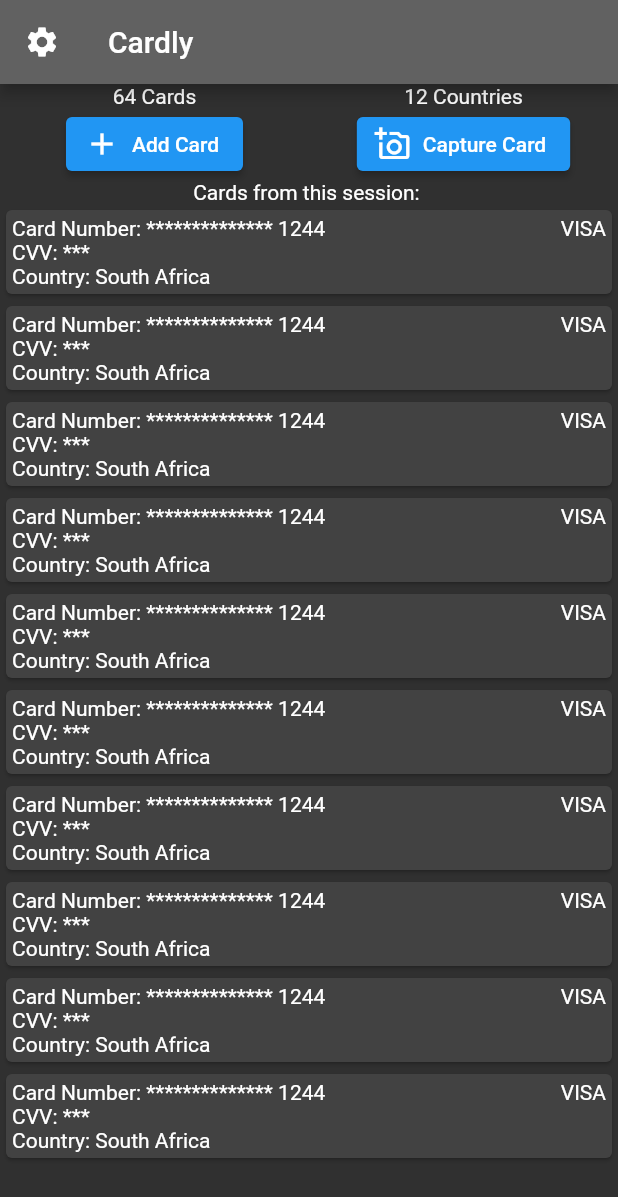
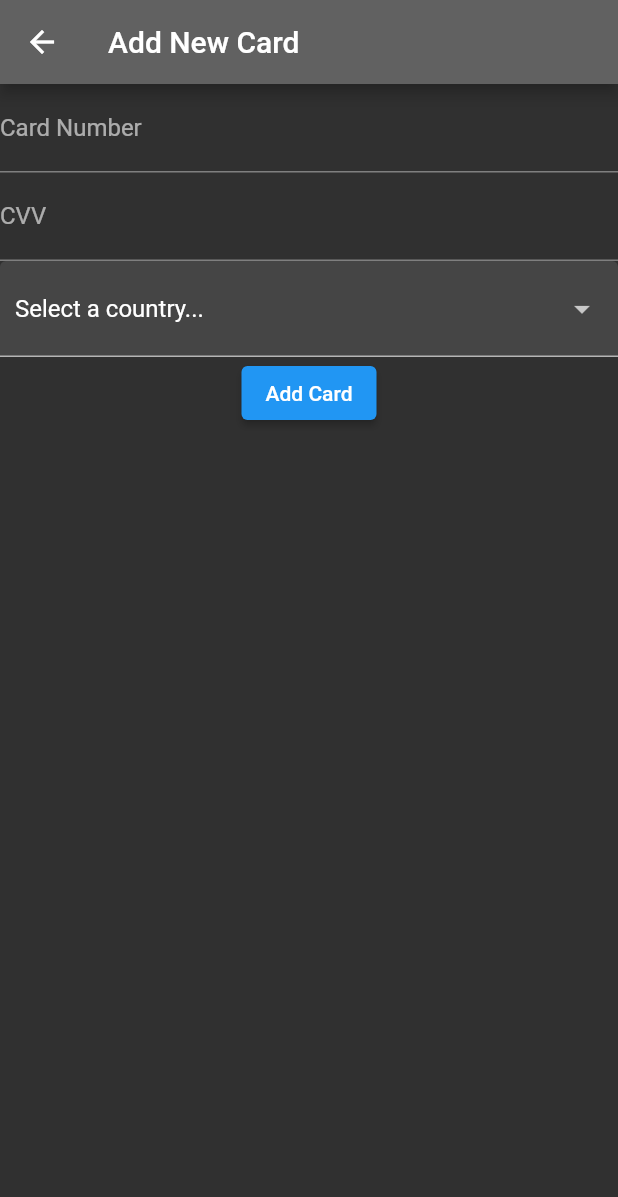
Before and after one commit to aloenobilis/cardly, a Flutter app: the screen it shows after launch, after a tap on "Add Card", on a phone screen of 412 x 824 dp. Shown: the top 1197 px of the screen. Run offline on Flutter 3.47's test engine with Material 2 defaults, Android fonts, the phone set to English and light mode, and no system bars; our stand-ins replace responsive_grid, rxdart.

Commit message:
1.3 add card screen, bloc, validation

```diff
--- /dev/null
+++ b/lib/blocs/card_bloc.dart
@@ -0,0 +1,52 @@
+import 'dart:async';
+import 'package:rxdart/rxdart.dart';
+
+import 'package:cardly/blocs/validation.dart';
+
+class CardBloc with Validation {
+  // streams
+  final _number = BehaviorSubject<String>();
+  final _cvv = BehaviorSubject<String>();
+  final _country = BehaviorSubject<String>();
+  final _err = BehaviorSubject<bool>();
+
+  // Add data to stream
+  Function(String) get changeNumber => _number.sink.add;
+  Function(String) get changeCvv => _cvv.sink.add;
+  Function(String) get changeCountry => _country.sink.add;
+  Function(bool) get changeError => _err.sink.add;
+
+  // Retreive data from stream=m
+  Stream<String> get number => _number.stream.transform(validateNumber);
+  Stream<String> get cvv => _cvv.stream.transform(validateCvv);
+  Stream<String> get country => _country.stream.transform(validateCountry);
+  Stream<bool> get err => _err.stream;
+
+  Stream<bool> get submitValid => Rx.combineLatest3(
+      number, cvv, country, (String a, String b, String c) => true);
+
+  // methods
+  Future<bool> addCardSubmit() async {
+    bool cardSuccessfullyAdded = false;
+
+    final validNumber = _number.value;
+    final validCvv = _cvv.value;
+    // TODO: ensure country is not in banned countries
+    final validCountry = _country.value;
+
+    print("*" * 15);
+    print("NUMBER: $validNumber");
+    print("CVV: $validCvv");
+    print("COUNTRY: $validCountry");
+
+    return cardSuccessfullyAdded;
+  }
+
+  // dispose
+  void dispose() {
+    _number.close();
+    _cvv.close();
+    _country.close();
+    _err.close();
+  }
+}
--- /dev/null
+++ b/lib/blocs/card_provider.dart
@@ -0,0 +1,15 @@
+import 'package:flutter/material.dart';
+import 'card_bloc.dart';
+
+class CardProvider extends InheritedWidget {
+  final bloc = CardBloc();
+
+  CardProvider({Key? key, Widget? child}) : super(key: key, child: child!);
+
+  @override
+  // ignore: avoid_renaming_method_parameters
+  bool updateShouldNotify(_) => true;
+  static CardBloc of(BuildContext context) {
+    return (context.dependOnInheritedWidgetOfExactType<CardProvider>())!.bloc;
+  }
+}
--- /dev/null
+++ b/lib/blocs/validation.dart
@@ -0,0 +1,46 @@
+import 'dart:async';
+
+import 'package:cardly/utils/luhn.dart';
+import 'package:cardly/utils/countries.dart' show initialCountryValue;
+
+// REGEXES
+RegExp _numeric = RegExp(r'^-?[0-9]+$');
+
+mixin Validation {
+  final validateNumber = StreamTransformer<String, String>.fromHandlers(
+      handleData: (number, sink) {
+    bool numberIsValid = Luhn().validate(number);
+
+    if (numberIsValid) {
+      sink.add(number);
+    } else {
+      sink.addError('Enter a valid card number');
+    }
+  });
+
+  final validateCvv =
+      StreamTransformer<String, String>.fromHandlers(handleData: (cvv, sink) {
+    if (cvv.length >= 3 && cvv.length <= 4) {
+      if (_numeric.hasMatch(cvv)) {
+        sink.add(cvv);
+      } else {
+        sink.addError("Only numbers please");
+      }
+    } else {
+      sink.addError("Enter a valid CVV");
+    }
+  });
+
+  final validateCountry = StreamTransformer<String, String>.fromHandlers(
+      handleData: (country, sink) {
+    if (country != initialCountryValue) {
+      sink.add(country);
+    } else {
+      sink.addError("Select a country");
+    }
+  });
+
+  // country
+  // ensure its not the default value
+  // add an error to the error stream to show as error text widget
+}
--- a/lib/main.dart
+++ b/lib/main.dart
@@ -1,6 +1,8 @@
 import 'package:flutter/material.dart';
 
+import 'package:cardly/screens/add_card_screen.dart';
 import 'package:cardly/screens/home_screen.dart';
+import 'package:cardly/blocs/card_provider.dart';
 
 void main() {
   runApp(const Cardly());
@@ -11,7 +13,8 @@
 
   @override
   Widget build(BuildContext context) {
-    return MaterialApp(
+    return CardProvider(
+      child: MaterialApp(
         debugShowCheckedModeBanner: false,
         title: 'Flutter Demo',
         themeMode: ThemeMode.dark,
@@ -24,7 +27,9 @@
         initialRoute: HomeScreen.id,
         routes: {
           HomeScreen.id: (context) => const HomeScreen(),
+          AddCardScreen.id: (context) => const AddCardScreen(),
         },
+      ),
     );
   }
 }
--- /dev/null
+++ b/lib/screens/add_card_screen.dart
@@ -0,0 +1,69 @@
+import 'package:cardly/screens/home_screen.dart';
+import 'package:flutter/material.dart';
+import 'package:responsive_grid/responsive_grid.dart';
+
+import 'package:cardly/blocs/card_bloc.dart';
+import 'package:cardly/blocs/card_provider.dart';
+import 'package:cardly/widgets/number_field.dart';
+import 'package:cardly/widgets/cvv_field.dart';
+import 'package:cardly/widgets/country_field.dart';
+
+class AddCardScreen extends StatefulWidget {
+  static const String id = 'add_card_screen';
+  const AddCardScreen({super.key});
+
+  @override
+  State<AddCardScreen> createState() => _AddCardScreenState();
+}
+
+class _AddCardScreenState extends State<AddCardScreen> {
+  Widget submitAddCardButton(CardBloc bloc) {
+    return StreamBuilder(
+      stream: bloc.submitValid,
+      builder: (context, snapshot) {
+        return ElevatedButton(
+            onPressed: () async {
+              if (!snapshot.hasError && snapshot.hasData) {
+                bloc.changeError(false);
+                bool cardSuccessfullyAdded = await bloc.addCardSubmit();
+                if (cardSuccessfullyAdded) {
+                  // ignore: use_build_context_synchronously
+                  Navigator.push(
+                      context,
+                      MaterialPageRoute(
+                          builder: (context) => const HomeScreen()));
+                }
+              }
+            },
+            child: const Text("Add Card"));
+      },
+    );
+  }
+
+  @override
+  Widget build(BuildContext context) {
+    /*------------^------------*
+    * ------- AuthBloc --------*
+    * ------------+------------*/
+    final CardBloc bloc = CardProvider.of(context);
+    /*------------^------------*/
+
+    return Scaffold(
+      appBar: AppBar(
+        backgroundColor: Theme.of(context).colorScheme.background,
+        title: const Text("Add New Card"),
+      ),
+      body: SingleChildScrollView(
+        child: ResponsiveGridRow(children: [
+          ResponsiveGridCol(child: numberField(bloc)),
+          ResponsiveGridCol(child: cvvField(bloc)),
+          ResponsiveGridCol(child: countryField(bloc)),
+          ResponsiveGridCol(
+              child: Center(
+            child: submitAddCardButton(bloc),
+          )),
+        ]),
+      ),
+    );
+  }
+}
--- a/lib/screens/home_screen.dart
+++ b/lib/screens/home_screen.dart
@@ -1,3 +1,4 @@
+import 'package:cardly/screens/add_card_screen.dart';
 import 'package:flutter/material.dart';
 import 'package:responsive_grid/responsive_grid.dart';
 
@@ -54,7 +55,12 @@
               lg: 6,
               child: Center(
                 child: ElevatedButton.icon(
-                  onPressed: () {},
+                  onPressed: () {
+                    Navigator.push(
+                        context,
+                        MaterialPageRoute(
+                            builder: (context) => const AddCardScreen()));
+                  },
                   icon: const Icon(
                     Icons.add,
                     size: 24.0,
--- /dev/null
+++ b/lib/utils/countries.dart
@@ -0,0 +1,201 @@
+const String initialCountryValue = "Select a country...";
+
+const List<String> countries = [
+  "Select a country...",
+  "Afghanistan",
+  "Albania",
+  "Algeria",
+  "Andorra",
+  "Angola",
+  "Antigua & Deps",
+  "Argentina",
+  "Armenia",
+  "Australia",
+  "Austria",
+  "Azerbaijan",
+  "Bahamas",
+  "Bahrain",
+  "Bangladesh",
+  "Barbados",
+  "Belarus",
+  "Belgium",
+  "Belize",
+  "Benin",
+  "Bhutan",
+  "Bolivia",
+  "Bosnia Herzegovina",
+  "Botswana",
+  "Brazil",
+  "Brunei",
+  "Bulgaria",
+  "Burkina",
+  "Burundi",
+  "Cambodia",
+  "Cameroon",
+  "Canada",
+  "Cape Verde",
+  "Central African Rep",
+  "Chad",
+  "Chile",
+  "China",
+  "Colombia",
+  "Comoros",
+  "Congo",
+  "Congo {Democratic Rep}",
+  "Costa Rica",
+  "Croatia",
+  "Cuba",
+  "Cyprus",
+  "Czech Republic",
+  "Denmark",
+  "Djibouti",
+  "Dominica",
+  "Dominican Republic",
+  "East Timor",
+  "Ecuador",
+  "Egypt",
+  "El Salvador",
+  "Equatorial Guinea",
+  "Eritrea",
+  "Estonia",
+  "Ethiopia",
+  "Fiji",
+  "Finland",
+  "France",
+  "Gabon",
+  "Gambia",
+  "Georgia",
+  "Germany",
+  "Ghana",
+  "Greece",
+  "Grenada",
+  "Guatemala",
+  "Guinea",
+  "Guinea-Bissau",
+  "Guyana",
+  "Haiti",
+  "Honduras",
+  "Hungary",
+  "Iceland",
+  "India",
+  "Indonesia",
+  "Iran",
+  "Iraq",
+  "Ireland {Republic}",
+  "Israel",
+  "Italy",
+  "Ivory Coast",
+  "Jamaica",
+  "Japan",
+  "Jordan",
+  "Kazakhstan",
+  "Kenya",
+  "Kiribati",
+  "Korea North",
+  "Korea South",
+  "Kosovo",
+  "Kuwait",
+  "Kyrgyzstan",
+  "Laos",
+  "Latvia",
+  "Lebanon",
+  "Lesotho",
+  "Liberia",
+  "Libya",
+  "Liechtenstein",
+  "Lithuania",
+  "Luxembourg",
+  "Macedonia",
+  "Madagascar",
+  "Malawi",
+  "Malaysia",
+  "Maldives",
+  "Mali",
+  "Malta",
+  "Marshall Islands",
+  "Mauritania",
+  "Mauritius",
+  "Mexico",
+  "Micronesia",
+  "Moldova",
+  "Monaco",
+  "Mongolia",
+  "Montenegro",
+  "Morocco",
+  "Mozambique",
+  "Myanmar, {Burma}",
+  "Namibia",
+  "Nauru",
+  "Nepal",
+  "Netherlands",
+  "New Zealand",
+  "Nicaragua",
+  "Niger",
+  "Nigeria",
+  "Norway",
+  "Oman",
+  "Pakistan",
+  "Palau",
+  "Panama",
+  "Papua New Guinea",
+  "Paraguay",
+  "Peru",
+  "Philippines",
+  "Poland",
+  "Portugal",
+  "Qatar",
+  "Romania",
+  "Russian Federation",
+  "Rwanda",
+  "St Kitts & Nevis",
+  "St Lucia",
+  "Saint Vincent & the Grenadines",
+  "Samoa",
+  "San Marino",
+  "Sao Tome & Principe",
+  "Saudi Arabia",
+  "Senegal",
+  "Serbia",
+  "Seychelles",
+  "Sierra Leone",
+  "Singapore",
+  "Slovakia",
+  "Slovenia",
+  "Solomon Islands",
+  "Somalia",
+  "South Africa",
+  "South Sudan",
+  "Spain",
+  "Sri Lanka",
+  "Sudan",
+  "Suriname",
+  "Swaziland",
+  "Sweden",
+  "Switzerland",
+  "Syria",
+  "Taiwan",
+  "Tajikistan",
+  "Tanzania",
+  "Thailand",
+  "Togo",
+  "Tonga",
+  "Trinidad & Tobago",
+  "Tunisia",
+  "Turkey",
+  "Turkmenistan",
+  "Tuvalu",
+  "Uganda",
+  "Ukraine",
+  "United Arab Emirates",
+  "United Kingdom",
+  "United States",
+  "Uruguay",
+  "Uzbekistan",
+  "Vanuatu",
+  "Vatican City",
+  "Venezuela",
+  "Vietnam",
+  "Yemen",
+  "Zambia",
+  "Zimbabwe"
+];
--- /dev/null
+++ b/lib/utils/luhn.dart
@@ -0,0 +1,38 @@
+class Luhn {
+  static int _compute(
+    String data, {
+    bool hasCheckDigit = true,
+  }) {
+    var isDouble = !hasCheckDigit;
+    var sum = 0;
+
+    for (var i = data.length - 1; i >= 0; i--) {
+      final digit = data.codeUnitAt(i) - 48;
+
+      if (digit < 0 || digit > 9) {
+        throw ArgumentError('Digit at index $i must be a number');
+      }
+
+      if (isDouble) {
+        final doubledDigit = digit * 2;
+        if (doubledDigit > 9) {
+          sum += doubledDigit - 9;
+        } else {
+          sum += doubledDigit;
+        }
+      } else {
+        sum += digit;
+      }
+      isDouble = !isDouble;
+    }
+
+    return sum;
+  }
+
+  bool validate(String? data) {
+    if (data == null || data.length < 2) {
+      return false;
+    }
+    return _compute(data) % 10 == 0;
+  }
+}
--- /dev/null
+++ b/lib/widgets/country_field.dart
@@ -0,0 +1,29 @@
+import 'package:flutter/material.dart';
+import 'package:cardly/blocs/card_bloc.dart';
+import 'package:cardly/utils/countries.dart';
+
+Widget countryField(CardBloc bloc) {
+  return StreamBuilder(
+    stream: bloc.country,
+    builder: (context, snapshot) {
+      return DropdownButtonFormField(
+        items: countries.map((String country) {
+          return DropdownMenuItem(
+            value: country,
+            child: Text(country),
+          );
+        }).toList(),
+        onChanged: (newValue) {
+          bloc.changeCountry(newValue!);
+        },
+        value: initialCountryValue,
+        decoration: InputDecoration(
+          contentPadding: const EdgeInsets.fromLTRB(10, 20, 10, 20),
+          filled: true,
+          // ignore: prefer_null_aware_operators
+          errorText: snapshot.error == null ? null : snapshot.error.toString(),
+        ),
+      );
+    },
+  );
+}
--- /dev/null
+++ b/lib/widgets/cvv_field.dart
@@ -0,0 +1,21 @@
+import 'package:flutter/material.dart';
+import 'package:cardly/blocs/card_bloc.dart';
+
+Widget cvvField(CardBloc bloc) {
+  return StreamBuilder(
+    stream: bloc.cvv,
+    builder: (context, snapshot) {
+      return TextField(
+        onChanged: bloc.changeCvv,
+        keyboardType: TextInputType.number,
+        decoration: InputDecoration(
+          hintStyle: TextStyle(color: Colors.grey[600]),
+          hintText: '123',
+          labelText: 'CVV',
+          // ignore: prefer_null_aware_operators
+          errorText: snapshot.error == null ? null : snapshot.error.toString(),
+        ),
+      );
+    },
+  );
+}
--- /dev/null
+++ b/lib/widgets/number_field.dart
@@ -0,0 +1,21 @@
+import 'package:flutter/material.dart';
+import 'package:cardly/blocs/card_bloc.dart';
+
+Widget numberField(CardBloc bloc) {
+  return StreamBuilder(
+    stream: bloc.number,
+    builder: (context, snapshot) {
+      return TextField(
+        onChanged: bloc.changeNumber,
+        keyboardType: TextInputType.number,
+        decoration: InputDecoration(
+          hintStyle: TextStyle(color: Colors.grey[600]),
+          hintText: '1234 4567 8910 1112',
+          labelText: 'Card Number',
+          // ignore: prefer_null_aware_operators
+          errorText: snapshot.error == null ? null : snapshot.error.toString(),
+        ),
+      );
+    },
+  );
+}
```
Also changed, not shown: 1 other file. Lines whose indentation alone changed are shown as unchanged.
